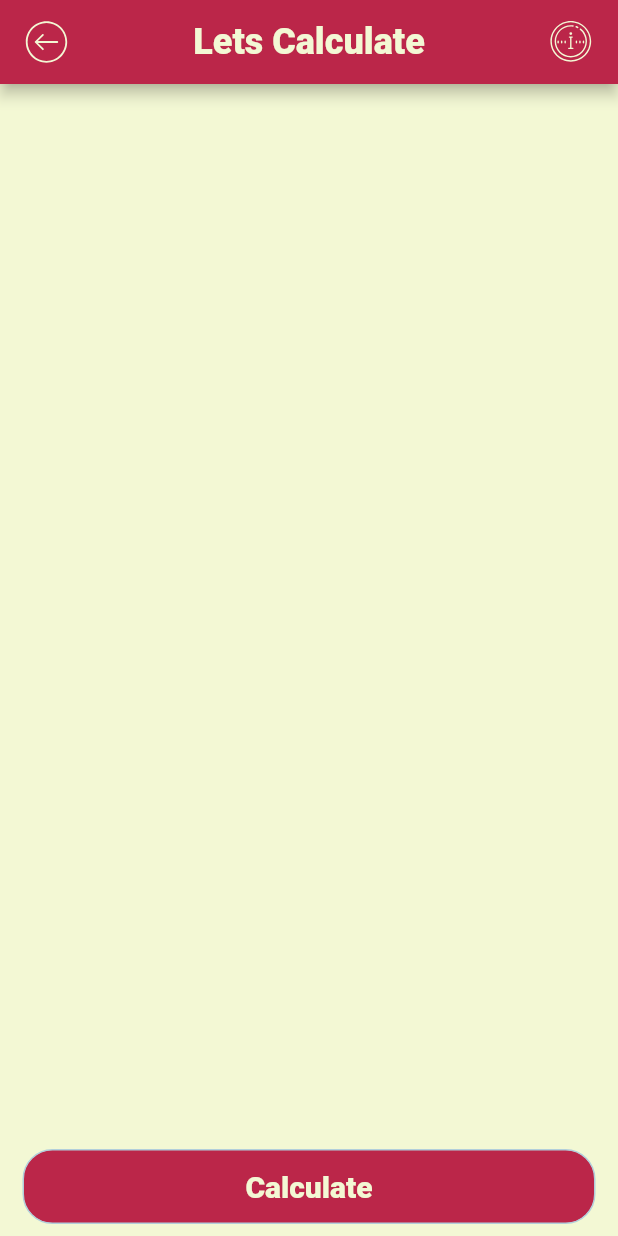
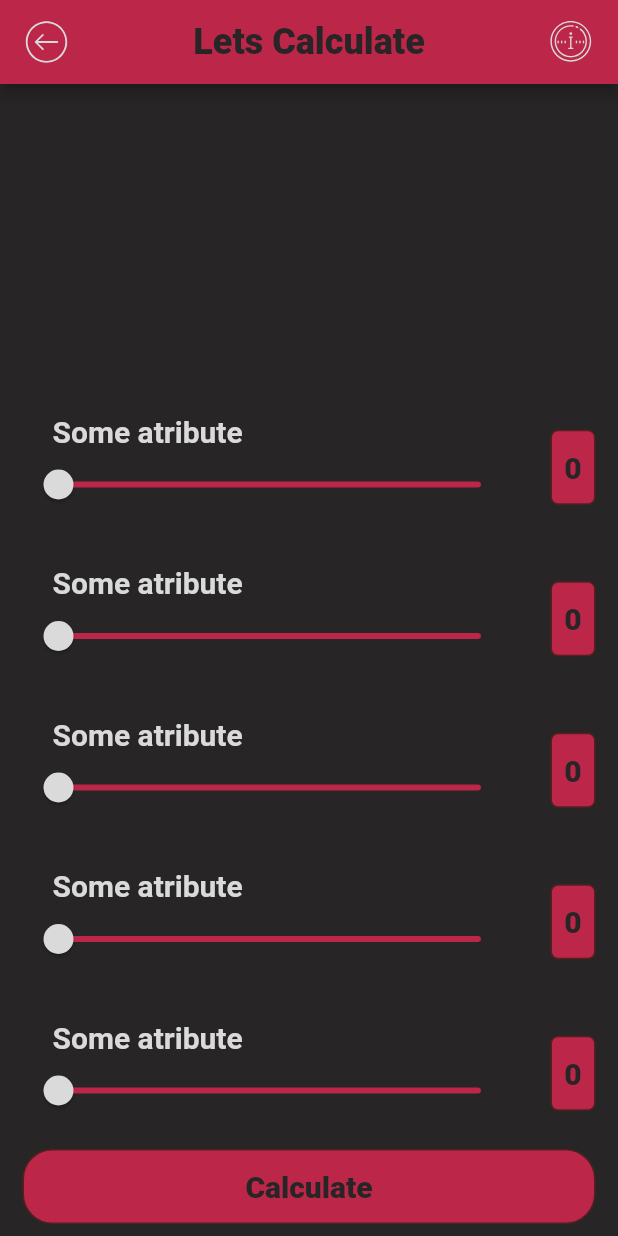
Before and after one commit to NikitaPits/pocket_analitic, a Flutter app: the screen it shows after launch, after a tap on "Make a choise", on a phone screen of 412 x 824 dp. Run offline on Flutter 3.47's test engine with Material 2 defaults, Android fonts, the phone set to English and light mode, and no system bars; our stand-ins replace flutter_svg.

Commit message:
added Sliders, and some redisign

```diff
--- a/pocket_analitic/lib/home.dart
+++ b/pocket_analitic/lib/home.dart
@@ -21,11 +21,15 @@ class _HomeState extends State<Home> {
         title: Row(
           mainAxisAlignment: MainAxisAlignment.spaceBetween,
           children: [
-            Text(
-              'Pocket Analitic',
-              style: CustomTextStyle.title1ExtraBold24(c: CustomColors.bg),
+            const SizedBox(
+              width: 30,
             ),
-            const Spacer(),
+            Center(
+              child: Text(
+                'Pocket Analitic',
+                style: CustomTextStyle.title1ExtraBold24(c: CustomColors.bg),
+              ),
+            ),
             CustomIconButton(
               callback: () {},
               icon: 'assets/icons/icons8-info-50.svg',
@@ -36,13 +40,23 @@ class _HomeState extends State<Home> {
       body: Container(
         margin: const EdgeInsets.symmetric(horizontal: 15),
         child: Padding(
-          padding: const EdgeInsets.only(top: 15.0),
+          padding: const EdgeInsets.only(top: 20.0),
           child: Column(
             mainAxisAlignment: MainAxisAlignment.spaceBetween,
             children: [
-              Text('Welcome to "Pocket Analitic"',
-                  style:
-                      CustomTextStyle.title1Bold24(c: CustomColors.mainText)),
+              Column(
+                children: [
+                  Text('Welcome!',
+                      style: CustomTextStyle.title1Bold24(
+                          c: CustomColors.mainText)),
+                  Text(
+                    'Lorem ipsum dolor sit amet, consectetur adipiscing elit, sed do eiusmod tempor incididunt ut labore et dolore magna aliqua. Ut enim ad minim veniam, quis nostrud exercitation ullamco laboris nisi ut aliquip ex ea commodo consequat. Duis aute irure dolor in reprehenderit in voluptate velit esse cillum dolore eu fugiat nulla pariatur. Excepteur sint occaecat cupidatat non proident, sunt in culpa qui officia deserunt mollit anim id est laborum.',
+                    textAlign: TextAlign.justify,
+                    style: CustomTextStyle.caption1Regular13(
+                        c: CustomColors.mainText),
+                  ),
+                ],
+              ),
               Container(
                 height: 300,
                 width: 300,
--- a/pocket_analitic/lib/theme/custom_colors.dart
+++ b/pocket_analitic/lib/theme/custom_colors.dart
@@ -1,10 +1,11 @@
 import 'dart:ui';
 
 class CustomColors {
-  static const Color bg = Color.fromARGB(255, 243, 248, 212);
+  // static const Color bg = Color.fromARGB(255, 243, 248, 212);
+  static const Color bg = Color.fromARGB(255, 39, 37, 37);
   static const Color black = Color.fromARGB(255, 30, 32, 32);
-  static const Color contures = Color.fromARGB(255, 178, 207, 219);
-  static const Color mainText = Color.fromARGB(255, 116, 29, 56);
+  static const Color contures = Color.fromARGB(255, 88, 31, 31);
+  static const Color mainText = Color.fromARGB(255, 218, 218, 218);
   static const Color uiTheme = Color(0xFFBB2649);
   static const Color vivaMagenta = Color(0xFFBB2649);
   static const Color white = Color.fromARGB(255, 248, 248, 238);
--- a/pocket_analitic/lib/view/UI/buttoms/custom_icon_button.dart
+++ b/pocket_analitic/lib/view/UI/buttoms/custom_icon_button.dart
@@ -19,7 +19,7 @@ class _CustomIconButtonState extends State<CustomIconButton> {
       onTap: () => widget.callback(),
       child: SvgPicture.asset(
         widget.icon,
-        color: CustomColors.bg,
+        color: CustomColors.mainText,
         height: 30,
         width: 30,
       ),
--- a/pocket_analitic/lib/view/choiser_page/choiser_page.dart
+++ b/pocket_analitic/lib/view/choiser_page/choiser_page.dart
@@ -3,6 +3,7 @@ import 'package:pocket_analitic/theme/custom_colors.dart';
 import 'package:pocket_analitic/theme/custom_fonts.dart';
 import 'package:pocket_analitic/view/UI/buttoms/custom_icon_button.dart';
 import 'package:pocket_analitic/view/UI/buttoms/menu_button.dart';
+import 'package:pocket_analitic/view/create_arguments_page/local_widgets/range_input.dart';
 import 'package:pocket_analitic/view/result_of_choise/result_of_choise_page.dart';
 
 class ChoiserPage extends StatefulWidget {
@@ -49,6 +50,11 @@ class _ChoiserPageState extends State<ChoiserPage> {
           child: Column(
             mainAxisAlignment: MainAxisAlignment.end,
             children: [
+              CustomRangeInput(),
+              CustomRangeInput(),
+              CustomRangeInput(),
+              CustomRangeInput(),
+              CustomRangeInput(),
               MenuButton(
                 title: 'Calculate',
                 callback: _saveCallback,
--- a/pocket_analitic/lib/view/create_arguments_page/create_arguments_page.dart
+++ b/pocket_analitic/lib/view/create_arguments_page/create_arguments_page.dart
@@ -45,6 +45,7 @@ class _CreateArgumentsPageState extends State<CreateArgumentsPage> {
         child: Container(
           margin: const EdgeInsets.symmetric(horizontal: 15),
           child: Column(
+            crossAxisAlignment: CrossAxisAlignment.start,
             mainAxisAlignment: MainAxisAlignment.end,
             children: [
               MenuButton(
--- /dev/null
+++ b/pocket_analitic/lib/view/create_arguments_page/local_widgets/range_input.dart
@@ -0,0 +1,79 @@
+import 'package:flutter/material.dart';
+import 'package:pocket_analitic/theme/custom_colors.dart';
+import 'package:pocket_analitic/theme/custom_fonts.dart';
+
+class CustomRangeInput extends StatefulWidget {
+  const CustomRangeInput({super.key});
+
+  @override
+  State<CustomRangeInput> createState() => _CustomRangeInputState();
+}
+
+class _CustomRangeInputState extends State<CustomRangeInput> {
+  late double _sliderValue;
+  @override
+  void initState() {
+    _sliderValue = 0;
+    super.initState();
+  }
+
+  @override
+  Widget build(BuildContext context) {
+    return Container(
+      margin: const EdgeInsets.symmetric(vertical: 15),
+      child: Column(
+        children: [
+          Row(
+            mainAxisAlignment: MainAxisAlignment.spaceBetween,
+            children: [
+              SizedBox(
+                width: MediaQuery.of(context).size.width * 0.8,
+                child: Column(
+                  crossAxisAlignment: CrossAxisAlignment.start,
+                  children: [
+                    Container(
+                      margin: const EdgeInsets.only(left: 20),
+                      alignment: Alignment.bottomLeft,
+                      child: Text(
+                        textAlign: TextAlign.start,
+                        'Some atribute',
+                        style: CustomTextStyle.title2SemiBold20(
+                            c: CustomColors.mainText),
+                      ),
+                    ),
+                    Slider(
+                      value: _sliderValue,
+                      activeColor: CustomColors.mainText,
+                      inactiveColor: CustomColors.vivaMagenta,
+                      onChanged: (value) {
+                        setState(() {
+                          _sliderValue = value;
+                        });
+                      },
+                      max: 10,
+                    ),
+                  ],
+                ),
+              ),
+              Container(
+                width: 30,
+                height: 50,
+                alignment: Alignment.center,
+                decoration: BoxDecoration(
+                    color: CustomColors.uiTheme,
+                    borderRadius: BorderRadius.circular(5),
+                    border: Border.all(color: CustomColors.contures)),
+                child: Text(
+                  _sliderValue.round().toString(),
+                  style: CustomTextStyle.title2ExtraBold20(
+                    c: CustomColors.bg,
+                  ),
+                ),
+              ),
+            ],
+          ),
+        ],
+      ),
+    );
+  }
+}
```
Also changed, not shown: 1 other file.
